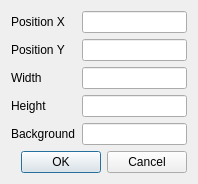
pdJeeves/MapEditor2, file src/metaroomoffset.ui: the form before one commit.
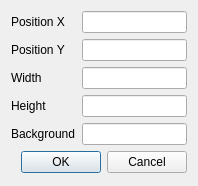
The form after the commit.

Diff of the .ui file:
```diff
--- a/src/metaroomoffset.ui
+++ b/src/metaroomoffset.ui
@@ -7,7 +7,7 @@
     <x>0</x>
     <y>0</y>
     <width>198</width>
-    <height>180</height>
+    <height>186</height>
    </rect>
   </property>
   <property name="windowTitle">
```
Left out of the diff: 2 changed lines with no effect on the pictures.
